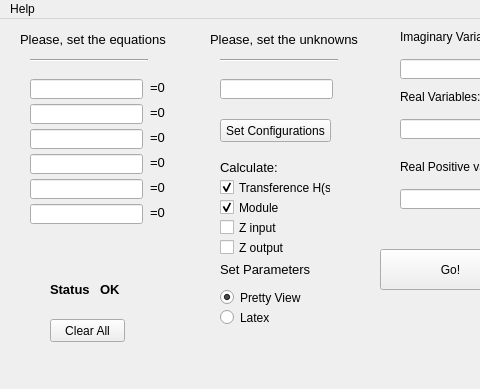
First picture: the form in UserInterface.ui, repository iancraz/CircuitSolver, before the edit; both pictures show x 0 to 480 and y 0 to 389 of the 969 by 389 pixel window.
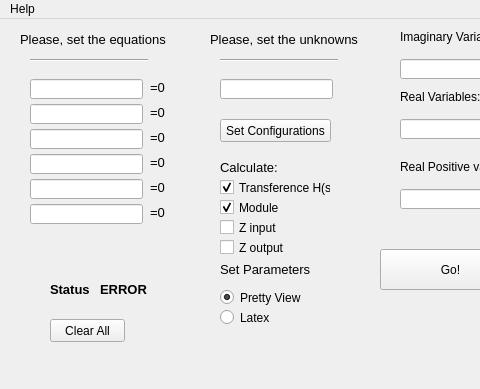
Second picture: the form after the edit.

The edit to the form file:
```diff
--- a/UserInterface.ui
+++ b/UserInterface.ui
@@ -83,7 +83,7 @@
      <rect>
       <x>100</x>
       <y>260</y>
-      <width>21</width>
+      <width>51</width>
       <height>21</height>
      </rect>
     </property>
@@ -159,7 +159,7 @@
      </font>
     </property>
     <property name="text">
-     <string>OK</string>
+     <string>ERROR</string>
     </property>
    </widget>
    <widget class="QLabel" name="mainLabel_unk">
```
